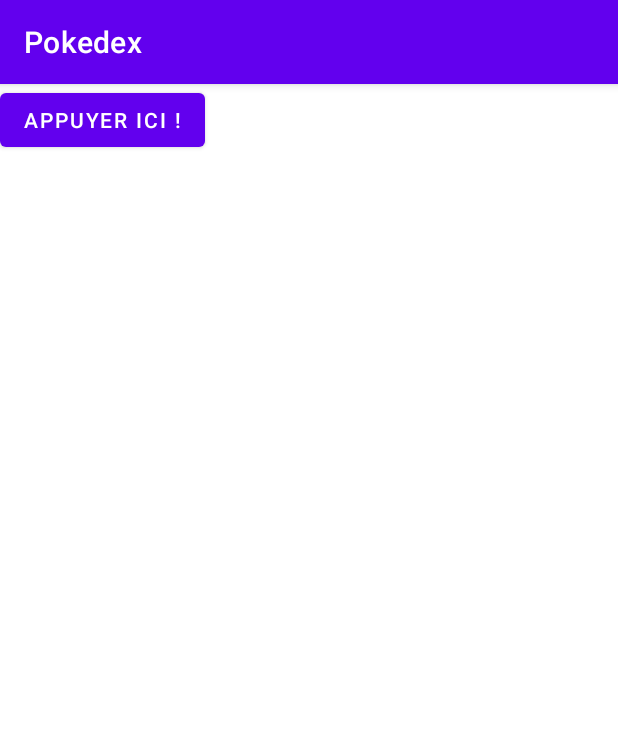
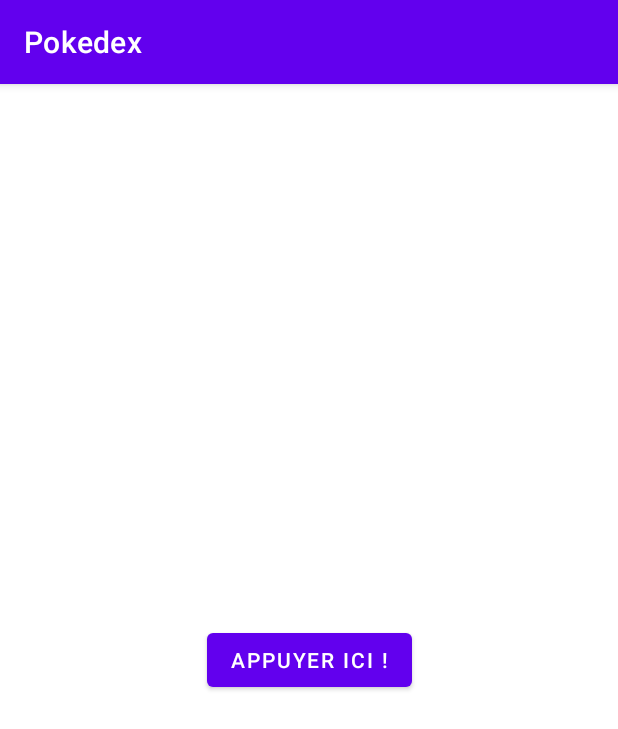
Before and after one commit to JehanPhlp/Pokedex, an Android app: the screen it shows after launch (MainActivity), on a phone screen of 412 x 824 dp. Shown: the top 729 px of the screen. Run offline under Robolectric (Android 15) with nearby library versions, the phone set to English and light mode, and no system bars.

```diff
--- a/app/src/main/java/com/example/pokedex/MainActivity.java
+++ b/app/src/main/java/com/example/pokedex/MainActivity.java
@@ -3,6 +3,9 @@ package com.example.pokedex;
 import androidx.appcompat.app.AppCompatActivity;
 
 import android.os.Bundle;
+import android.view.View;
+import android.widget.Button;
+import android.widget.Toast;
 
 public class MainActivity extends AppCompatActivity {
 
@@ -10,5 +13,15 @@ public class MainActivity extends AppCompatActivity {
     protected void onCreate(Bundle savedInstanceState) {
         super.onCreate(savedInstanceState);
         setContentView(R.layout.activity_main);
+
+        Button button = (Button) findViewById(R.id.buttonCentre);
+
+        button.setOnClickListener(new View.OnClickListener() {
+            @Override
+            public void onClick(View view) {
+                Toast.makeText(MainActivity.this, "coucou", Toast.LENGTH_SHORT).show();
+            }
+        });
     }
+
 }
--- a/app/src/main/res/layout/activity_main.xml
+++ b/app/src/main/res/layout/activity_main.xml
@@ -7,10 +7,14 @@
     tools:context=".MainActivity">
 
     <Button
-        android:id="@+id/first_button"
+        android:id="@+id/buttonCentre"
         android:layout_width="wrap_content"
         android:layout_height="wrap_content"
         android:text="@string/text_first_button"
-        tools:layout_editor_absoluteX="136dp"
-        tools:layout_editor_absoluteY="341dp" />
+        app:layout_constraintBottom_toBottomOf="parent"
+        app:layout_constraintEnd_toEndOf="parent"
+        app:layout_constraintHorizontal_bias="0.5"
+        app:layout_constraintStart_toStartOf="parent"
+        app:layout_constraintTop_toTopOf="parent"
+        app:layout_constraintVertical_bias="0.5" />
 </androidx.constraintlayout.widget.ConstraintLayout>
```
